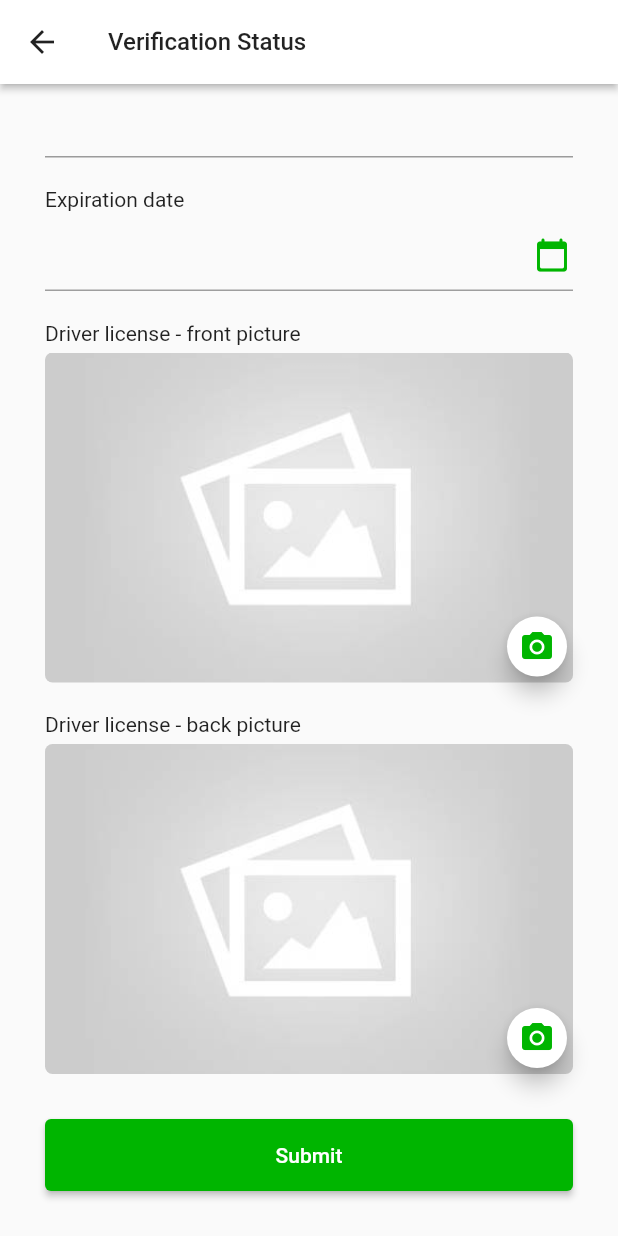
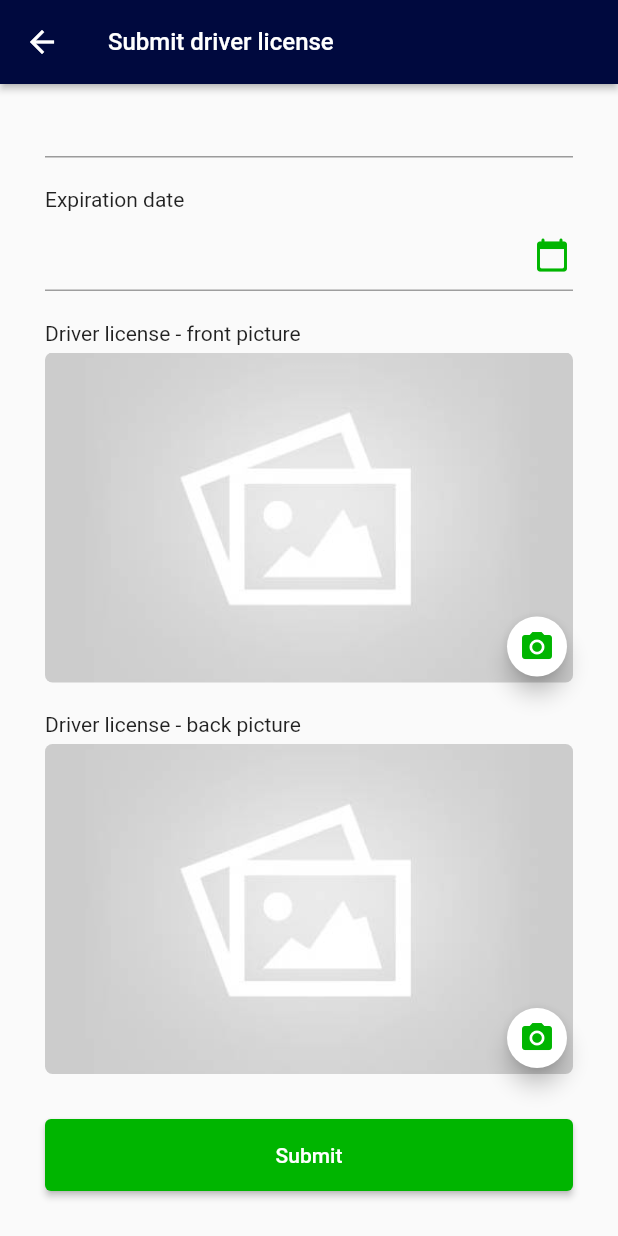
Before and after one commit to ColleenFernandez/PortBoard-Flutter, a Flutter app: the SubmitDriverLicensePage screen opened by its route, scrolled down 40 dp, after a tap on the "camera alt" icon, on a phone screen of 412 x 824 dp. Run offline on Flutter 3.47's test engine with Material 2 defaults, Android fonts, the light colour scheme and no system bars; our stand-ins replace cookie_jar, country_code_picker, dio, dio_cookie_manager, firebase_auth, firebase_core and 6 more; missing offline and left inert: flutter_absolute_path, multi_image_picker; accounts and stored records are empty.

Commit message:
UI Finished

```diff
--- a/driver/lib/assets/AppColors.dart
+++ b/driver/lib/assets/AppColors.dart
@@ -6,4 +6,5 @@ class AppColors {
   static const Color green_20 = Color(0x3300B500);
   static const Color red_90 = Color(0xffDF2525);
   static const Color red_10 = Color(0xffFFE5E5);
+  static const Color darkBlue = Color(0xFF00093E);
 }
--- a/driver/lib/common/APIConst.dart
+++ b/driver/lib/common/APIConst.dart
@@ -31,4 +31,13 @@ class APIConst{
   static const String MCMX_NUMBER = 'mcmx_number';
   static const String CARRIER_ID = 'carrier_id';
   static const String USER = 'user';
+  static const String NUMBER = 'number';
+  static const String LICENSE_MODEL = 'licenseModel';
+  static const String EXPIRATION_DATE = 'expiration_date';
+  static const String PHOTO_FRONT = 'photo_front';
+  static const String PHOTO_BACK = 'photo_back';
+  static const String DRIVER_ID = 'driver_id';
+  static const String FRONT_PICTURE = 'frontPicture';
+  static const String BACK_PICTURE = 'backPicture';
+  static const String LICENSE_NUMBER = 'licenseNumber';
 }
--- a/driver/lib/common/Constants.dart
+++ b/driver/lib/common/Constants.dart
@@ -7,4 +7,5 @@ class Constants {
   static const String ACCOUNT_STATUS = '5'; // 5 means user is a driver
   static const String MALE = 'male';
   static const String FEMALE = 'female';
+  static const String LICENSE_PIC_BASE_URL = 'https://portboard.app/siteadmin/uploads/drivers-documents/';
 }
--- a/driver/lib/main.dart
+++ b/driver/lib/main.dart
@@ -15,7 +15,7 @@ import 'package:progress_dialog/progress_dialog.dart';
 
 void main() {
   SystemChrome.setSystemUIOverlayStyle(SystemUiOverlayStyle(
-    statusBarColor: AppColors.green
+    statusBarColor: AppColors.darkBlue
   ));
   runApp(MyApp());
 }
--- /dev/null
+++ b/driver/lib/model/DriverLicenseModel.dart
@@ -0,0 +1,29 @@
+import 'package:driver/common/APIConst.dart';
+import 'package:flutter/cupertino.dart';
+import 'package:flutter/material.dart';
+
+class DriverLicenseModel {
+  String id = '';
+  String number = '';
+  String state = '';
+  String expiryDate = '';
+  String frontPhoto = '';
+  String backPhoto = '';
+  String driverId = '';
+
+
+  DriverLicenseModel();
+
+  factory DriverLicenseModel.fromJSON(Map<String, dynamic> res) {
+    DriverLicenseModel model = new DriverLicenseModel();
+    model.id = res[APIConst.ID];
+    model.number = res[APIConst.NUMBER];
+    model.state = res[APIConst.STATUS];
+    model.expiryDate = res[APIConst.EXPIRATION_DATE];
+    model.frontPhoto = res[APIConst.PHOTO_FRONT];
+    model.backPhoto = res[APIConst.PHOTO_BACK];
+    model.driverId = res[APIConst.DRIVER_ID];
+
+    return model;
+  }
+}
--- a/driver/lib/model/UserModel.dart
+++ b/driver/lib/model/UserModel.dart
@@ -1,4 +1,5 @@
 import 'package:driver/common/APIConst.dart';
+import 'package:driver/model/DriverLicenseModel.dart';
 import 'package:flutter/material.dart';
 
 class UserModel {
@@ -29,6 +30,7 @@ class UserModel {
   String usdotNumber = '';
   String mcmxNumber = '';
   String carrierId = '';
+  DriverLicenseModel licenseModel = new DriverLicenseModel();
 
   UserModel();
 
--- a/driver/lib/pages/MainPage.dart
+++ b/driver/lib/pages/MainPage.dart
@@ -18,14 +18,14 @@ class _MainPageState extends State<MainPage> {
     final textTheme = theme.textTheme;
 
     return Scaffold(
-      appBar: AppBar(backgroundColor: AppColors.green),
+      appBar: AppBar(backgroundColor: AppColors.darkBlue),
 
       drawer: Drawer(
         child: Column(
           children: [
             Container(
               height: 200,
-              color: AppColors.green,
+              color: AppColors.darkBlue,
             ),
             ListTile(
               leading: Icon(Icons.fact_check_outlined, color: Colors.black),
--- a/driver/lib/pages/account/InputPhoneNumberPage.dart
+++ b/driver/lib/pages/account/InputPhoneNumberPage.dart
@@ -65,9 +65,9 @@ class _InputPhoneNumberPageState extends State<InputPhoneNumberPage> {
       child: Scaffold(
         backgroundColor: Colors.white,
         appBar: AppBar(
-            backgroundColor: Colors.white,
+            backgroundColor: AppColors.darkBlue,
             elevation: 2,
-            iconTheme: IconThemeData(color: Colors.black87)),
+            iconTheme: IconThemeData(color: Colors.white)),
         body: Container(
             padding: EdgeInsets.only(left: 30, right: 30, top: 50),
             child: Column(
--- a/driver/lib/pages/account/PhoneOTPPage.dart
+++ b/driver/lib/pages/account/PhoneOTPPage.dart
@@ -100,9 +100,9 @@ class _PhoneOTPPageState extends State<PhoneOTPPage> {
       child: Scaffold(
         backgroundColor: Colors.white,
         appBar: AppBar(
-            backgroundColor: Colors.white,
+            backgroundColor: AppColors.darkBlue,
             elevation: 2,
-            iconTheme: IconThemeData(color: Colors.black87)),
+            iconTheme: IconThemeData(color: Colors.white)),
         body: Column(
           crossAxisAlignment: CrossAxisAlignment.start,
           children: [
--- a/driver/lib/pages/account/RegisterUserDetailPage.dart
+++ b/driver/lib/pages/account/RegisterUserDetailPage.dart
@@ -77,9 +77,9 @@ class _RegisterUserDetailPageState extends State<RegisterUserDetailPage> {
       child: Scaffold(
         backgroundColor: Colors.white,
         appBar: AppBar(
-            backgroundColor: Colors.white,
+            backgroundColor: AppColors.darkBlue,
             elevation: 0,
-            iconTheme: IconThemeData(color: Colors.black87)),
+            iconTheme: IconThemeData(color: Colors.white)),
         body: SingleChildScrollView(
           child: Column(
             crossAxisAlignment: CrossAxisAlignment.start,
--- a/driver/lib/pages/account/SubmitDriverLicensePage.dart
+++ b/driver/lib/pages/account/SubmitDriverLicensePage.dart
@@ -1,8 +1,16 @@
+import 'dart:math';
 import 'dart:ui';
 import 'package:driver/assets/AppColors.dart';
 import 'package:driver/assets/Assets.dart';
+import 'package:driver/common/API.dart';
+import 'package:driver/common/Common.dart';
+import 'package:driver/utils/utils.dart';
+import 'package:driver/widget/StsImgView.dart';
+import 'package:flutter/cupertino.dart';
 import 'package:flutter/material.dart';
+import 'package:flutter_absolute_path/flutter_absolute_path.dart';
 import 'package:flutter_datetime_picker/flutter_datetime_picker.dart';
+import 'package:multi_image_picker/multi_image_picker.dart';
 
 class SubmitDriverLicensePage extends StatefulWidget {
   @override
@@ -11,7 +19,77 @@ class SubmitDriverLicensePage extends StatefulWidget {
 
 class _SubmitDriverLicensePageState extends State<SubmitDriverLicensePage> {
 
+  final api = API();
+
+  final int IS_FRONT_PIC = 100, IS_BACK_PIC = 101;
+
   TextEditingController edtDriverLicenseNumber = new TextEditingController();
+  TextEditingController edtExpiryDate = new TextEditingController();
+  int expiryDate = 0, imgType = 0;
+  late dynamic frontPic = Assets.DEFAULT_IMG, backPic = Assets.DEFAULT_IMG;
+
+  void submitDriverLicense() async{
+    final frontPicPath = await FlutterAbsolutePath.getAbsolutePath((frontPic as Asset).identifier);
+    final backPicPath  = await FlutterAbsolutePath.getAbsolutePath((backPic as Asset).identifier);
+    api.submitDriverLicense(frontPicPath, backPicPath, Common.userModel.state, edtDriverLicenseNumber.text, expiryDate.toString(), Common.userModel.id).then((value) {
+      if (value is String){
+        showToast(value);
+      }else {
+        showToast('Driver license submitted successfully');
+      }
+    });
+  }
+
+  bool isValid(){
+    if (edtDriverLicenseNumber.text.isEmpty){
+      showToast('Input Driver license');
+      return false;
+    }
+    if (expiryDate == 0){
+      showToast('Please input expiration date.');
+      return false;
+    }
+
+    if (frontPic is AssetImage){
+      showToast('Please upload front picture of driver license');
+      return false;
+    }
+
+    if (backPic is AssetImage){
+      showToast('Please upload back picture of driver license');
+      return false;
+    }
+
+    return true;
+  }
+
+  Future<void> loadPicture(int type) async {
+    List<Asset> resultList = [];
+    try {
+      resultList = await MultiImagePicker.pickImages(
+          maxImages: 1,
+          enableCamera: true,
+          selectedAssets: [],
+          materialOptions: MaterialOptions(
+            useDetailsView: false,
+            autoCloseOnSelectionLimit: true
+        ));
+    } on Exception catch(e) {
+      showToast(e.toString());
+    }
+
+    if (!mounted) return;
+    if (resultList == null) return;
+    if (resultList.isEmpty) return;
+
+    setState(() {
+      if (type == IS_FRONT_PIC){
+        frontPic = resultList[0];
+      }else if (type == IS_BACK_PIC){
+        backPic = resultList[0];
+      }
+    });
+  }
 
   void showCalendar(){
     DatePicker.showDatePicker(context,
@@ -21,6 +99,10 @@ class _SubmitDriverLicensePageState extends State<SubmitDriverLicensePage> {
           print('change $date');
         }, onConfirm: (date) {
           print('confirm $date');
+          expiryDate = date.millisecondsSinceEpoch;
+          setState(() {
+            edtExpiryDate.text = Utils.getDate(expiryDate);
+          });
         }, currentTime: DateTime.now());
   }
 
@@ -30,10 +112,10 @@ class _SubmitDriverLicensePageState extends State<SubmitDriverLicensePage> {
       onTap: () => FocusManager.instance.primaryFocus?.unfocus(),
       child: Scaffold(
         appBar: AppBar(
-          backgroundColor: Colors.white,
-          title: Text('Verification Status', style: TextStyle(color: Colors.black87, fontSize: 16)),
+          backgroundColor: AppColors.darkBlue,
+          title: Text('Submit driver license', style: TextStyle(color: Colors.white, fontSize: 16)),
           elevation: 2,
-          iconTheme: IconThemeData(color: Colors.black87)),
+          iconTheme: IconThemeData(color: Colors.white)),
         body: SingleChildScrollView(
           child: Column(
             crossAxisAlignment: CrossAxisAlignment.start,
@@ -45,6 +127,7 @@ class _SubmitDriverLicensePageState extends State<SubmitDriverLicensePage> {
               Container(
                 margin: EdgeInsets.only(left: 30, top: 5, right: 30),
                 child: TextField(
+                  keyboardType: TextInputType.number,
                   decoration: InputDecoration(
                       focusedBorder: UnderlineInputBorder(
                           borderSide: BorderSide(color: AppColors.green, width: 2)
@@ -68,7 +151,7 @@ class _SubmitDriverLicensePageState extends State<SubmitDriverLicensePage> {
                         focusedBorder: UnderlineInputBorder(borderSide: BorderSide(color: AppColors.green, width: 2)),
                         disabledBorder: UnderlineInputBorder(borderSide: BorderSide(color: Colors.grey))
                       ),
-                      controller: edtDriverLicenseNumber,
+                      controller: edtExpiryDate,
                       style: TextStyle(fontSize: 20),
                     ),
                   ),
@@ -88,17 +171,14 @@ class _SubmitDriverLicensePageState extends State<SubmitDriverLicensePage> {
                 margin: EdgeInsets.only(left: 30, right: 30, top: 5),
                 child: Stack(
                   children: [
-                    ClipRRect(
-                      borderRadius: BorderRadius.all(Radius.circular(5)),
-                      child: Image(image: Assets.DEFAULT_IMG, width: double.infinity, height: 220, fit: BoxFit.cover),
-                    ),
+                    StsImgView(image: frontPic),
                     Positioned(right: 0, bottom: 0,
                         child: FloatingActionButton(
                             mini: true,
                             heroTag: 'btn2',
                             backgroundColor: Colors.white,
                             onPressed: () {
-
+                              loadPicture(IS_FRONT_PIC);
                             }, child: Icon(Icons.camera_alt, color: AppColors.green)))
                   ],
                 ),
@@ -111,18 +191,14 @@ class _SubmitDriverLicensePageState extends State<SubmitDriverLicensePage> {
                 margin: EdgeInsets.only(left: 30, right: 30, top: 5),
                 child: Stack(
                   children: [
-                    ClipRRect(
-                      borderRadius: BorderRadius.all(Radius.circular(5)),
-                      child: Image(image: Assets.DEFAULT_IMG, width: double.infinity, height: 220, fit: BoxFit.cover),
-                    ),
+                    StsImgView(image: backPic),
                     Positioned(right: 0, bottom: 0,
                         child: FloatingActionButton(
                             heroTag: 'btn1',
                             backgroundColor: Colors.white,
                             mini: true,
-
                             onPressed: () {
-
+                              loadPicture(IS_BACK_PIC);
                             }, child: Icon(Icons.camera_alt, color: AppColors.green)))
                   ],
                 ),
@@ -134,7 +210,9 @@ class _SubmitDriverLicensePageState extends State<SubmitDriverLicensePage> {
                 child: ElevatedButton(
                   style: ElevatedButton.styleFrom(primary: AppColors.green),
                   onPressed: () {
+                    if (isValid()){
 
+                    }
                   }, child: Text('Submit'),
                 ),
               )
--- a/driver/lib/pages/account/VerificationStatusPage.dart
+++ b/driver/lib/pages/account/VerificationStatusPage.dart
@@ -1,4 +1,5 @@
 import 'package:driver/adapter/VerificationAdapter.dart';
+import 'package:driver/assets/AppColors.dart';
 import 'package:driver/common/Constants.dart';
 import 'package:driver/model/VerificationModel.dart';
 import 'package:flutter/cupertino.dart';
@@ -21,7 +22,7 @@ class _VerificationStatusPageState extends State<VerificationStatusPage> {
 
   void getVerificationData(){
     VerificationModel model1 = new VerificationModel();
-    model1.status = Constants.APPROVED;
+    model1.status = Constants.NOT_SUBMITTED;
     model1.documentName = 'Driver License';
     model1.expireDate = 0;
     model1.reason = '';
@@ -46,10 +47,10 @@ class _VerificationStatusPageState extends State<VerificationStatusPage> {
     return Scaffold(
       backgroundColor: Colors.white,
       appBar: AppBar(
-          backgroundColor: Colors.white,
-          title: Text('Verification Status', style: TextStyle(color: Colors.black87, fontSize: 16)),
+          backgroundColor: AppColors.darkBlue,
+          title: Text('Verification Status', style: TextStyle(color: Colors.white, fontSize: 16)),
           elevation: 2,
-          iconTheme: IconThemeData(color: Colors.black87)),
+          iconTheme: IconThemeData(color: Colors.white)),
       body: SingleChildScrollView(
         child: Column(
           children: [
--- /dev/null
+++ b/driver/lib/widget/StsImgView.dart
@@ -0,0 +1,41 @@
+import 'package:flutter/material.dart';
+import 'package:multi_image_picker/multi_image_picker.dart';
+
+class StsImgView extends StatefulWidget{
+
+  static final int LOCAL_IMG = 102;
+
+  late dynamic image;
+
+  StsImgView({required this.image});
+
+  @override
+  _StsImgViewState createState() => _StsImgViewState();
+}
+
+class _StsImgViewState extends State<StsImgView> {
+  @override
+  Widget build(BuildContext context) {
+
+    if (widget.image is AssetImage){
+
+      AssetImage image = widget.image as AssetImage;
+
+      return ClipRRect(
+          borderRadius: BorderRadius.all(Radius.circular(5)),
+          child: Image(
+              image: image,
+              width: MediaQuery.of(context).size.width,
+              height: 220, fit: BoxFit.cover));
+    }
+
+    Asset image = widget.image as Asset;
+    return ClipRRect(
+      borderRadius: BorderRadius.all(Radius.circular(5)),
+      child: AssetThumb(
+          asset: image,
+          width: MediaQuery.of(context).size.width.round(),
+          height: 250),
+    );
+  }
+}
```
Also changed, not shown: driver/lib/common/API.dart (+24 -0 lines), driver/lib/utils/utils.dart (+5 -2 lines).
